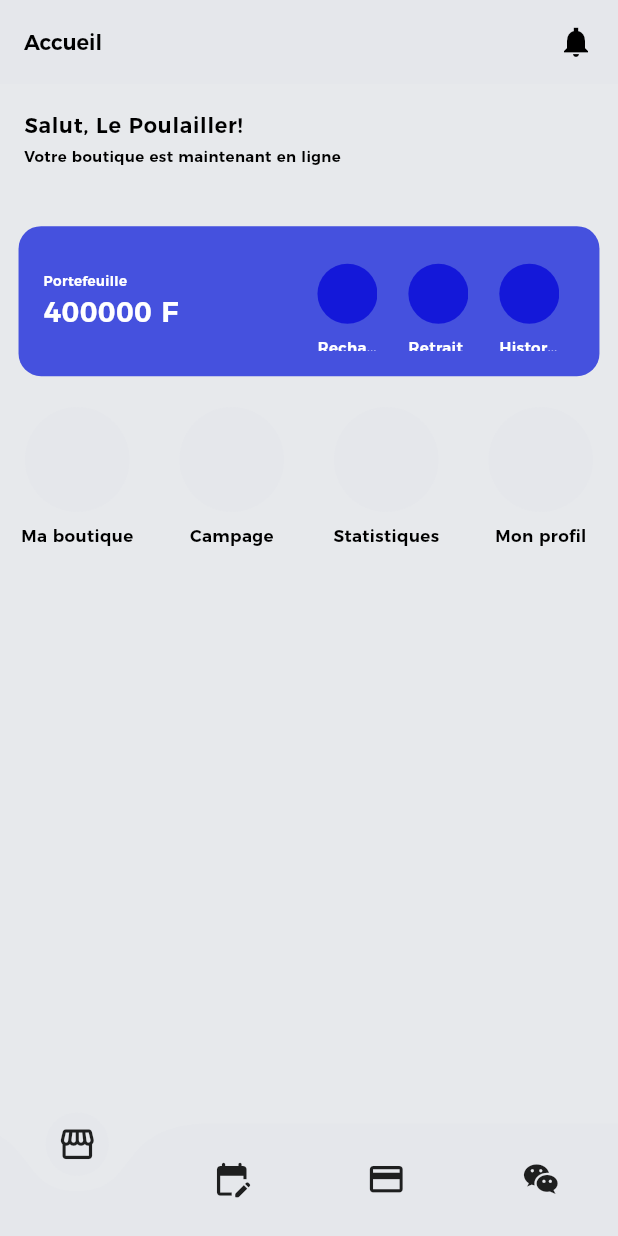
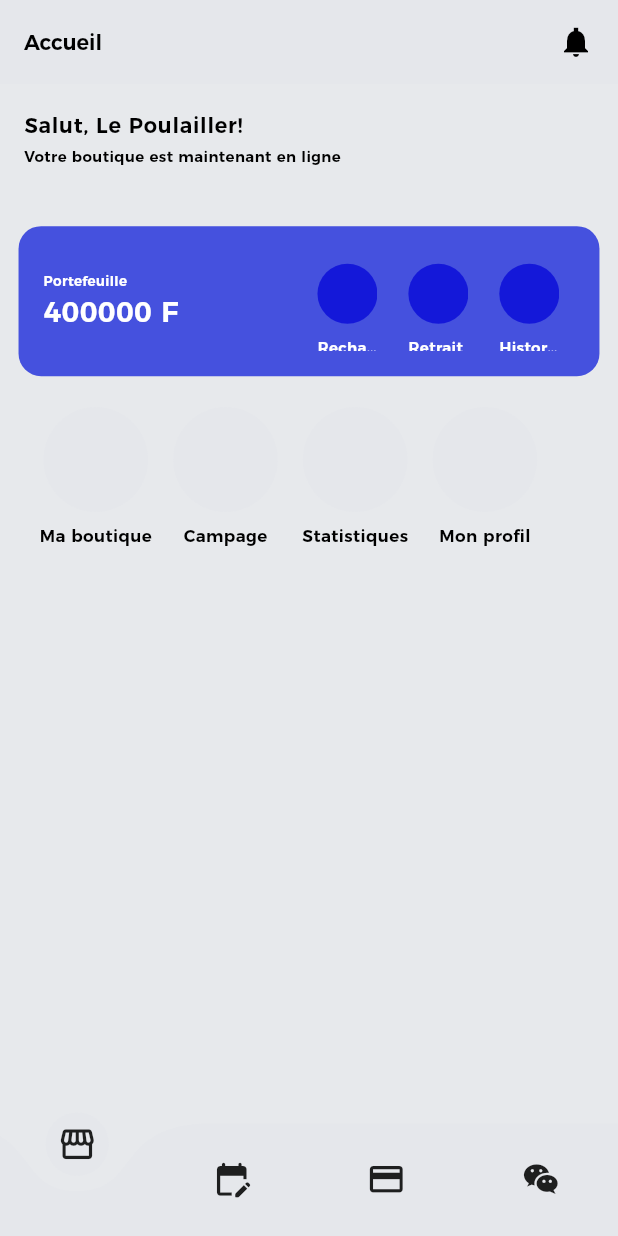
Before and after one commit to SegnonDimas/Benin_poulet_utilisateur_officiel, a Flutter app: the screen it shows after launch, on a phone screen of 412 x 824 dp. Run offline on Flutter 3.47's test engine with Material 3 defaults, Android fonts, the phone set to English and light mode, and no system bars; drawn by our look-alikes of curved_navigation_bar; our stand-ins replace awesome_snackbar_content, dotted_border, dotted_line, flutter_localization, get, intl_phone_number_input and 3 more; missing offline and left inert: country_list_pick, super_tooltip; project files that could hold a hidden picture were left out.

```diff
--- a/lib/main.dart
+++ b/lib/main.dart
@@ -6,6 +6,7 @@ import 'package:benin_poulet/views/pages/inscription_pages/signupWithEmailPage.d
 import 'package:benin_poulet/views/pages/started_pages/firstPage.dart';
 import 'package:benin_poulet/views/pages/started_pages/presentationPage.dart';
 import 'package:benin_poulet/views/pages/vendeur_pages/authentification/validationPage.dart';
+import 'package:benin_poulet/views/pages/vendeur_pages/creation_boutique/v_presentationBoutiquePage.dart';
 import 'package:benin_poulet/views/pages/vendeur_pages/v_mainPage.dart';
 import 'package:benin_poulet/views/themes/dark_mode.dart';
 import 'package:benin_poulet/views/themes/theme_provider.dart';
@@ -96,6 +97,8 @@ class _MyAppState extends State<MyApp> {
         '/inscriptionVendeurPage': (context) => const InscriptionVendeurPage(),
         '/validationPage': (context) => const ValidationPage(),
         '/vendeurMainPage': (context) => const VMainPage(),
+        '/vendeurPresentationBoutiquePage': (context) =>
+            const VPresentationBoutiquePage(),
       },
       //
       //initialRoute: '/firstPage',
--- a/lib/views/pages/vendeur_pages/v_homePage.dart
+++ b/lib/views/pages/vendeur_pages/v_homePage.dart
@@ -2,8 +2,6 @@ import 'package:benin_poulet/views/sizes/app_sizes.dart';
 import 'package:benin_poulet/views/sizes/text_sizes.dart';
 import 'package:benin_poulet/widgets/app_text.dart';
 import 'package:flutter/material.dart';
-
-//import 'package:flutter/cupertino.dart';
 
 class VHomePage extends StatefulWidget {
   const VHomePage({super.key});
@@ -13,9 +11,11 @@ class VHomePage extends StatefulWidget {
 }
 
 class _VHomePageState extends State<VHomePage> {
+  // liste des sessions
   final List<ModelSession> _sessions = [
     const ModelSession(
       title: 'Ma boutique',
+      routeName: '/vendeurPresentationBoutiquePage',
     ),
     const ModelSession(title: 'Campage'),
     const ModelSession(title: 'Statistiques'),
@@ -27,8 +27,11 @@ class _VHomePageState extends State<VHomePage> {
     const SizedBox espace = SizedBox(
       height: 20,
     );
+
+    /// corps de la page
     return ListView(
       children: [
+        /// texte de bienvenue
         SizedBox(
             height: appHeightSize(context) * 0.1,
             width: appWidthSize(context),
@@ -43,13 +46,22 @@ class _VHomePageState extends State<VHomePage> {
               ),
             )),
         //espace,
+
+        /// présentation du portefeuille
         ModelPortefeuille(
           solde: 400000,
         ),
+
+        /// liste des sessions
         SizedBox(
           width: appWidthSize(context),
-          child: Row(
-            mainAxisAlignment: MainAxisAlignment.spaceAround,
+          height: appHeightSize(context) * 0.15,
+          child: ListView(
+            //mainAxisAlignment: MainAxisAlignment.spaceAround,
+            scrollDirection: Axis.horizontal,
+            padding: EdgeInsets.only(
+                left: appWidthSize(context) * 0.05,
+                right: appWidthSize(context) * 0.05),
             children: _sessions,
           ),
         ),
@@ -197,11 +209,13 @@ class ModelSession extends StatefulWidget {
   final String? title;
   final String? imgUrl;
   final double? radius;
+  final String? routeName;
   const ModelSession(
       {super.key,
       this.title = 'Titre',
       this.imgUrl = 'assets/images/img.png',
-      this.radius = 35});
+      this.radius = 35,
+      this.routeName});
 
   @override
   State<ModelSession> createState() => _ModelSessionState();
@@ -210,7 +224,11 @@ class ModelSession extends StatefulWidget {
 class _ModelSessionState extends State<ModelSession> {
   @override
   Widget build(BuildContext context) {
-    return Column(
+    return GestureDetector(
+      onTap: () {
+        Navigator.pushNamed(context, widget.routeName ?? '/vendeurMainPage');
+      },
+      child: Column(
         children: [
           Padding(
             padding: EdgeInsets.all(appHeightSize(context) * 0.01),
@@ -229,6 +247,7 @@ class _ModelSessionState extends State<ModelSession> {
             fontSize: mediumText() * 0.7,
           )
         ],
+      ),
     );
   }
 }
--- a/lib/views/pages/vendeur_pages/v_mainPage.dart
+++ b/lib/views/pages/vendeur_pages/v_mainPage.dart
@@ -13,9 +13,13 @@ class VMainPage extends StatefulWidget {
 }
 
 class _VMainPageState extends State<VMainPage> {
-  final PageController _pageViewController = PageController(initialPage: 0);
+  // page view controller
+  final PageController _pageViewController = PageController(
+    initialPage: 0,
+  );
 
-  final List<Icon> bottomNavigationBarItems = [
+  // liste des icônes du bottomNavigationBar
+  final List<Icon> _bottomNavigationBarItems = [
     Icon(
       Icons.storefront,
       size: largeText() * 1.2,
@@ -31,22 +35,21 @@ class _VMainPageState extends State<VMainPage> {
     ),
   ];
 
+  // liste des pages de la page principale
   final List<Widget> _pages = [
-    VHomePage(),
+    const VHomePage(),
     Center(
       child: AppText(text: 'Products page'),
     ),
     Center(
-      child: Container(child: AppText(text: 'Commandes page')),
+      child: AppText(text: 'Commandes page'),
     ),
     Center(
       child: AppText(text: 'Messages page'),
     ),
-    Center(
-      child: AppText(text: 'Account page'),
-    ),
   ];
 
+  // liste des titres de l'AppBar (en fonction de l'index de la page currentPagee
   final List<Widget> _pagesTitle = [
     AppText(text: 'Accueil'),
     AppText(text: 'Produits'),
@@ -54,13 +57,14 @@ class _VMainPageState extends State<VMainPage> {
     AppText(text: 'Messages'),
   ];
 
-  int current = 0;
+  int currentPage = 0;
 
   @override
   Widget build(BuildContext context) {
     return Scaffold(
+      ///AppBar
       appBar: AppBar(
-        title: _pagesTitle[current],
+        title: _pagesTitle[currentPage],
         actions: const [
           Padding(
             padding: EdgeInsets.all(16.0),
@@ -68,39 +72,50 @@ class _VMainPageState extends State<VMainPage> {
           )
         ],
       ),
+
+      /// corps de l'app
       body: Center(
-        child: PageView(
+        child: PageView.builder(
+          itemCount: _pages.length,
           controller: _pageViewController,
           onPageChanged: (index) {
             setState(() {
-              current = index;
+              if (index == _pages.length) {
+                currentPage = _pages.length - 1;
+              } else {
+                currentPage = index;
+              }
             });
           },
-          children: _pages,
+          itemBuilder: (BuildContext context, int index) {
+            return _pages[currentPage];
+          },
+
+          /*controller: _pageViewController,
+          onPageChanged: (index) {
+            setState(() {
+              currentPage = index;
+            });
+          },
+          children: _pages,*/
         ),
       ),
 
-      /*Center(
-        child: Center(child : AppText(
-          text: 'Welcom to your home page',
-        ),
-      ),*/
+      /// bottomNavigationBar
       bottomNavigationBar: CurvedNavigationBar(
-        backgroundColor:
-            Colors.transparent, //Theme.of(context).colorScheme.background,
+        backgroundColor: Colors.transparent,
         color: Theme.of(context).colorScheme.surface,
         //buttonBackgroundColor: primaryColor,
         //selectedColor: Colors.white,
         //unselectedColor: Theme.of(context).colorScheme.inversePrimary,
-        items: bottomNavigationBarItems,
-
-        index: current,
+        items: _bottomNavigationBarItems,
+        index: currentPage,
         onTap: (index) {
           //Handle button tap
           setState(() {
-            current = index;
-            //_pageViewController.jumpToPage(current);
-            _pageViewController.animateToPage(current,
+            currentPage = index;
+            //_pageViewController.jumpToPage(currentPage);
+            _pageViewController.animateToPage(currentPage,
                 duration: const Duration(milliseconds: 600),
                 curve: Curves.easeOut);
           });
--- a/lib/widgets/app_button.dart
+++ b/lib/widgets/app_button.dart
@@ -4,7 +4,7 @@ class AppButton extends StatefulWidget {
   final Widget child;
   final Color? color;
   final Color? borderColor;
-  final double? radius;
+  final double? bordeurRadius;
   final double? height;
   final double? width;
   final VoidCallback onTap;
@@ -13,7 +13,7 @@ class AppButton extends StatefulWidget {
     super.key,
     required this.child,
     this.color = Colors.white,
-    this.radius = 15,
+    this.bordeurRadius = 15,
     this.height = 70,
     required this.onTap,
     this.width = 140,
@@ -35,7 +35,7 @@ class _AppButtonState extends State<AppButton> {
         width: widget.width,
         decoration: BoxDecoration(
           color: widget.color!,
-          borderRadius: BorderRadius.circular(widget.radius!),
+          borderRadius: BorderRadius.circular(widget.bordeurRadius!),
           border: Border(
             top: BorderSide(color: widget.borderColor!),
             bottom: BorderSide(color: widget.borderColor!),
--- a/pubspec.yaml
+++ b/pubspec.yaml
@@ -48,6 +48,7 @@ dependencies:
   country_list_pick: ^1.0.1+6
   dotted_line: ^3.2.2
   curved_navigation_bar: ^1.0.6
+  dotted_border: ^2.1.0
 
 dev_dependencies:
   flutter_test:
```
Also changed, not shown: lib/views/pages/vendeur_pages/creation_boutique/v_presentationBoutiquePage.dart (added, +329 -0 lines), pubspec.lock, 1 other file. Lines whose indentation alone changed are shown as unchanged.
